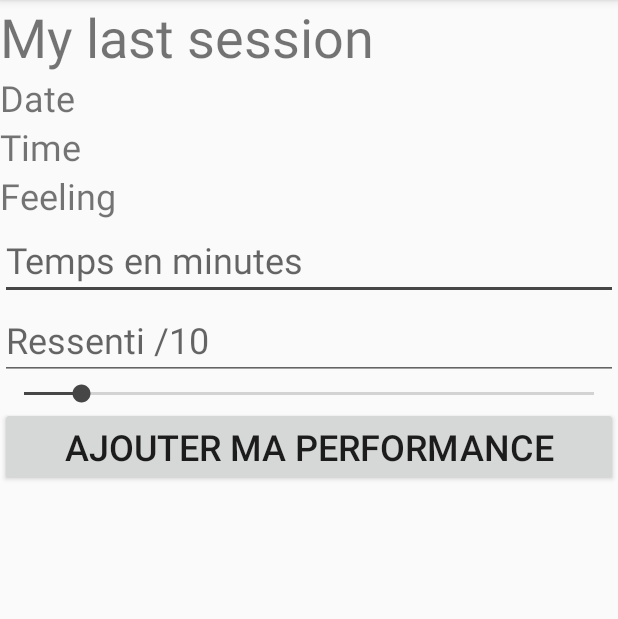
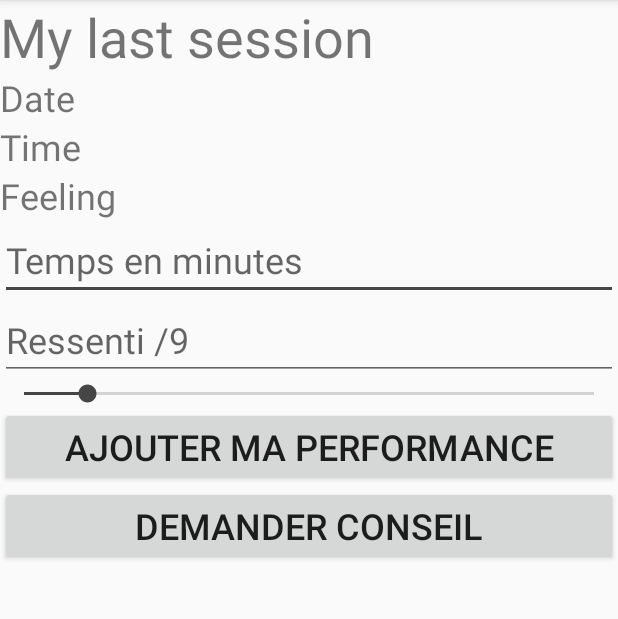
Before and after one commit to rafallmind/Volta, an Android app: the AnalyseSportActivity screen opened directly, with no data from a screen before it, on a phone screen of 412 x 824 dp, the part 84-703 px from its top. Run offline under Robolectric (Android 15) with nearby library versions, the phone set to English and light mode, and no system bars; our stand-ins replace Firebase (no records; nobody signed in at launch, a user with empty details on screens opened directly); 1 statement that could not run was skipped.

Commit message:
Manque impl conseil + design

```diff
--- a/app/src/main/java/com/example/voltagang/AnalyseSportActivity.java
+++ b/app/src/main/java/com/example/voltagang/AnalyseSportActivity.java
@@ -37,9 +37,9 @@ import java.util.HashMap;
 public class AnalyseSportActivity extends AppCompatActivity {
 
     //Composants XML
-    private TextView laDate, leTemps, leRessenti;
+    private TextView laDate, leTemps, leRessenti, TvTip;
     private EditText addTemps,addRessenti;
-    private Button btnAdd;
+    private Button btnAdd,btnTip;
     private SeekBar seekBar;
 
     private Bundle b;
@@ -67,7 +67,8 @@ public class AnalyseSportActivity extends AppCompatActivity {
         addRessenti = findViewById(R.id.addFeeling);
         btnAdd = findViewById(R.id.btnAdd);
         seekBar = findViewById(R.id.seekBar);
-
+        btnTip = findViewById(R.id.btnTip);
+        TvTip = findViewById(R.id.TvTip);
         //force input type
         leTemps.setInputType(InputType.TYPE_CLASS_NUMBER);
         leRessenti.setInputType(InputType.TYPE_CLASS_NUMBER);
@@ -138,7 +139,44 @@ public class AnalyseSportActivity extends AppCompatActivity {
         });
 
 
-        //ajout du sport
+        btnTip.setOnClickListener(new View.OnClickListener() {
+            @Override
+            public void onClick(View v) {
+
+                mRef.child("users").child(mAuth.getCurrentUser().getUid()).child("mesSports").child(key).child("mesSessions").limitToLast(2).addValueEventListener(new ValueEventListener() {
+                    @Override
+                    public void onDataChange(@NonNull DataSnapshot dataSnapshot){
+                        int z=0;
+                        for(DataSnapshot child : dataSnapshot.getChildren()){
+                            if(child.exists()){
+                                z++;
+                                laDate.setText(child.child("date").getValue().toString());
+                                leTemps.setText(child.child("temps").getValue().toString());
+                                leRessenti.setText(child.child("ressenti").getValue().toString());
+                            }
+
+                        }
+
+                        if(z<2){
+                            TvTip.setText("Not enough data");
+                        }else{
+                            TvTip.setText("ouiiiii le conseil merci trop bien");
+                        }
+
+
+                    }
+
+                    @Override
+                    public void onCancelled(@NonNull DatabaseError databaseError) {
+
+                    }
+                });
+
+            }
+        });
+
+
+        //ajout de la perf
         btnAdd.setOnClickListener(new View.OnClickListener() {
             @Override
             public void onClick(View v) {
@@ -179,7 +217,7 @@ public class AnalyseSportActivity extends AppCompatActivity {
                     addTemps.setError("Veuillez remplir ce champ");
                     addTemps.setFocusable(true);
                 }
-                else if(ressenti.isEmpty() || Integer.parseInt(addRessenti.getText().toString()) >10){
+                else if(ressenti.isEmpty() || Integer.parseInt(addRessenti.getText().toString()) >9){
                     addRessenti.setError("Veuillez remplir ce champ avec une valeur adpatée");
                     addRessenti.setFocusable(true);
                 }
--- a/app/src/main/res/layout/session.xml
+++ b/app/src/main/res/layout/session.xml
@@ -115,7 +115,7 @@
                 android:layout_height="wrap_content"
                 android:layout_weight="1"
                 android:ems="10"
-                android:hint="Ressenti /10"
+                android:hint="Ressenti /9"
                 android:inputType="number"
                 android:textSize="24sp" />
         </LinearLayout>
@@ -125,7 +125,7 @@
             android:layout_width="match_parent"
             android:layout_height="wrap_content"
             android:layout_weight="1"
-            android:max="10"
+            android:max="9"
             android:progress="1" />
 
         <Button
@@ -136,6 +136,20 @@
             android:text="Ajouter ma performance"
             android:textSize="24sp" />
 
+        <Button
+            android:id="@+id/btnTip"
+            android:layout_width="match_parent"
+            android:layout_height="wrap_content"
+            android:layout_weight="1"
+            android:text="Demander conseil"
+            android:textSize="24sp" />
+
+        <TextView
+            android:id="@+id/TvTip"
+            android:layout_width="match_parent"
+            android:layout_height="wrap_content"
+            android:layout_weight="1" />
+
     </LinearLayout>
 
 </LinearLayout>
```
